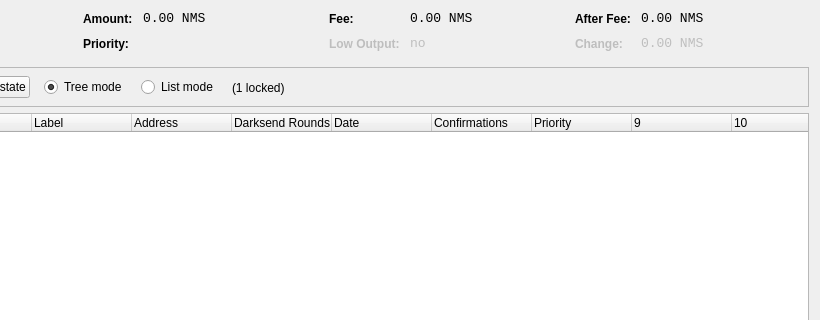
newcopycoin/newcopycoin, file src/qt/forms/coincontroldialog.ui: the form before one commit; both pictures show x 180 to 1000 and y 0 to 320 of the 1000 by 500 pixel window.
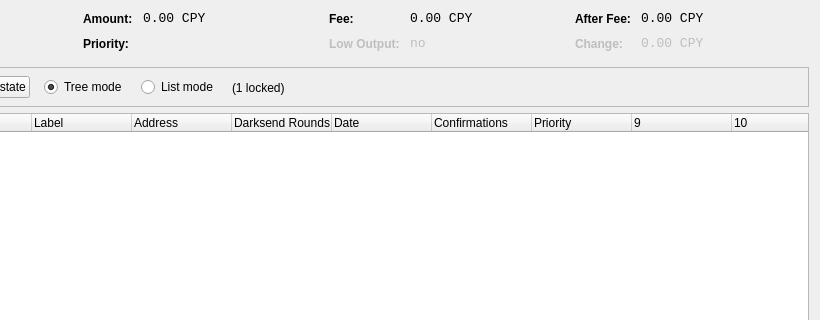
The form after the commit. Custom widgets are drawn as their Qt base class.

```diff
--- a/src/qt/forms/coincontroldialog.ui
+++ b/src/qt/forms/coincontroldialog.ui
@@ -141,7 +141,7 @@
           <enum>Qt::ActionsContextMenu</enum>
          </property>
          <property name="text">
-          <string notr="true">0.00 NMS</string>
+          <string notr="true">0.00 CPY</string>
          </property>
          <property name="textInteractionFlags">
           <set>Qt::LinksAccessibleByMouse|Qt::TextSelectableByKeyboard|Qt::TextSelectableByMouse</set>
@@ -221,7 +221,7 @@
           <enum>Qt::ActionsContextMenu</enum>
          </property>
          <property name="text">
-          <string notr="true">0.00 NMS</string>
+          <string notr="true">0.00 CPY</string>
          </property>
          <property name="textInteractionFlags">
           <set>Qt::LinksAccessibleByMouse|Qt::TextSelectableByKeyboard|Qt::TextSelectableByMouse</set>
@@ -307,7 +307,7 @@
           <enum>Qt::ActionsContextMenu</enum>
          </property>
          <property name="text">
-          <string notr="true">0.00 NMS</string>
+          <string notr="true">0.00 CPY</string>
          </property>
          <property name="textInteractionFlags">
           <set>Qt::LinksAccessibleByMouse|Qt::TextSelectableByKeyboard|Qt::TextSelectableByMouse</set>
@@ -345,7 +345,7 @@
           <enum>Qt::ActionsContextMenu</enum>
          </property>
          <property name="text">
-          <string notr="true">0.00 NMS</string>
+          <string notr="true">0.00 CPY</string>
          </property>
          <property name="textInteractionFlags">
           <set>Qt::LinksAccessibleByMouse|Qt::TextSelectableByKeyboard|Qt::TextSelectableByMouse</set>
```
